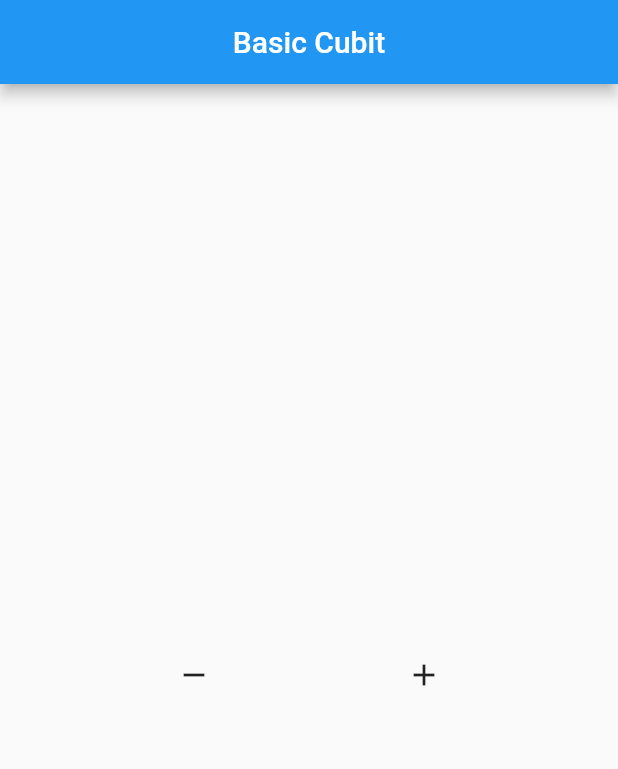
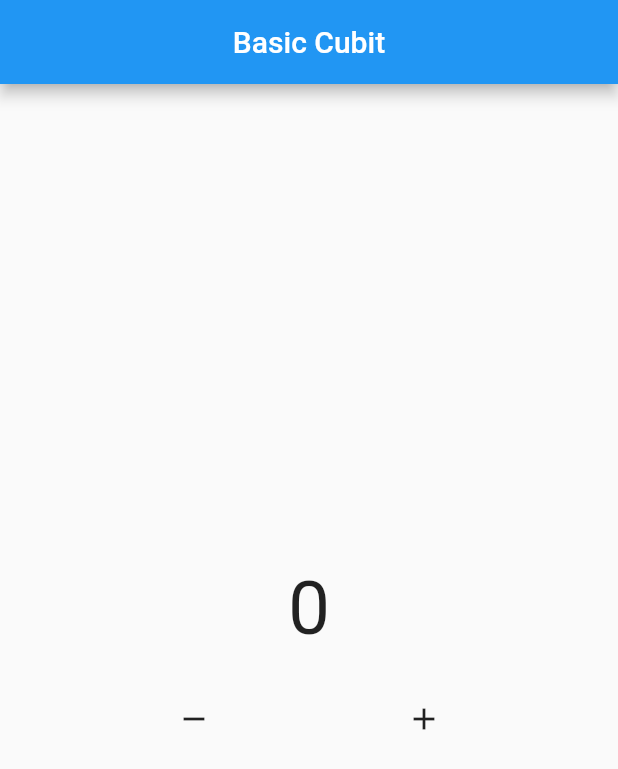
Before and after one commit to baimprogramer2016/flutter-sample-bloc, a Flutter app: the screen it shows after launch, on a phone screen of 412 x 824 dp. Shown: the top 769 px of the screen. Run offline on Flutter 3.47's test engine with Material 2 defaults, Android fonts, the phone set to English and light mode, and no system bars; our stand-ins replace bloc.

Commit message:
Belajar Cubit

```diff
--- a/lib/main.dart
+++ b/lib/main.dart
@@ -18,14 +18,26 @@ class MyApp extends StatelessWidget {
 }
 
 class CounterCubit extends Cubit<int> {
-  CounterCubit() : super(0);
+  CounterCubit({this.nilaiUtama = 0})
+      : super(nilaiUtama); //super ini ada angka 0 dimana nilai utama state
+
+  int nilaiUtama;
+
+  void tambahData() {
+    emit(state + 1); //emit untuk setter lagsg di get
+  }
+
+  void kurangData() {
+    emit(state - 1);
+  }
 }
 
 class HomePage extends StatelessWidget {
-  CounterCubit myCounter = CounterCubit();
+  CounterCubit myCounter = CounterCubit(nilaiUtama: 0);
 
   @override
   Widget build(BuildContext context) {
+    print("Build Halaman");
     return Scaffold(
         appBar: AppBar(
           title: const Text("Basic Cubit"),
@@ -34,14 +46,35 @@ class HomePage extends StatelessWidget {
         body: Column(
           mainAxisAlignment: MainAxisAlignment.center,
           children: [
+            StreamBuilder(
+              initialData: myCounter.nilaiUtama, //initial data
+              stream: myCounter.stream,
+              builder: (context, snapshot) {
+                print("Build Hanya yang di state");
+                return Center(
+                  child: Text(
+                    "${snapshot.data}",
+                    style: const TextStyle(fontSize: 50),
+                  ),
+                );
+              },
+            ),
             const SizedBox(
               height: 20,
             ),
             Row(
               mainAxisAlignment: MainAxisAlignment.spaceEvenly,
               children: [
-                IconButton(onPressed: () {}, icon: const Icon(Icons.remove)),
-                IconButton(onPressed: () {}, icon: const Icon(Icons.add))
+                IconButton(
+                    onPressed: () {
+                      myCounter.kurangData();
+                    },
+                    icon: const Icon(Icons.remove)),
+                IconButton(
+                    onPressed: () {
+                      myCounter.tambahData();
+                    },
+                    icon: const Icon(Icons.add))
               ],
             )
           ],
```
Also changed, not shown: 1 other file.
